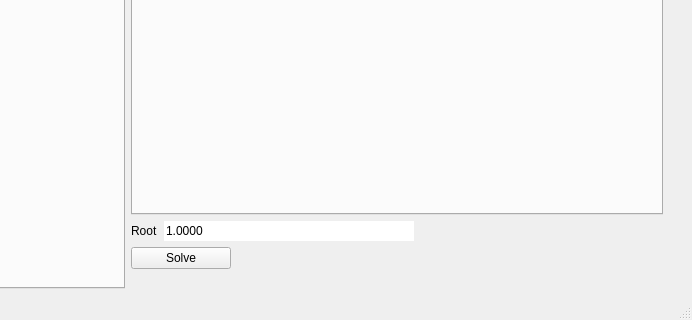
Qt form part1.ui (MohammedAbdelbarry/numerical-analysis) before a commit; both pictures show x 416 to 1108 and y 330 to 650 of the 1108 by 650 pixel window.
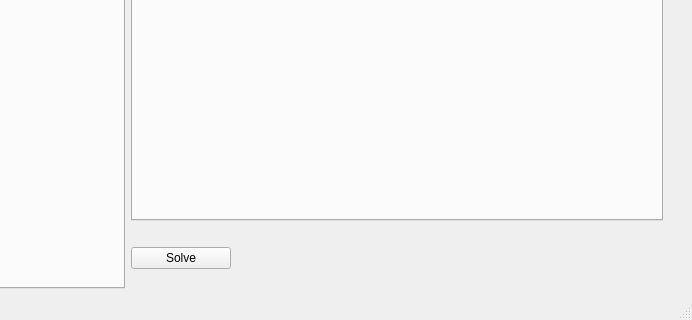
The same form after that commit.

Commit message: Added root, error and execution time to view.

What changed in the file:
```diff
--- a/part1.ui
+++ b/part1.ui
@@ -198,28 +198,8 @@
       </item>
       <item>
        <layout class="QFormLayout" name="formLayout_3">
-        <item row="0" column="0">
-         <widget class="QLabel" name="label_6">
-          <property name="text">
-           <string>Root</string>
-          </property>
-         </widget>
-        </item>
         <item row="0" column="1">
          <layout class="QHBoxLayout" name="horizontalLayout_9">
-          <item>
-           <widget class="QLineEdit" name="lineEdit">
-            <property name="text">
-             <string>1.0000</string>
-            </property>
-            <property name="frame">
-             <bool>false</bool>
-            </property>
-            <property name="readOnly">
-             <bool>true</bool>
-            </property>
-           </widget>
-          </item>
           <item>
            <spacer name="horizontalSpacer_3">
             <property name="orientation">
```
Left out of the diff: 2 changed lines with no effect on the pictures. The commit also changes 1 other file.
